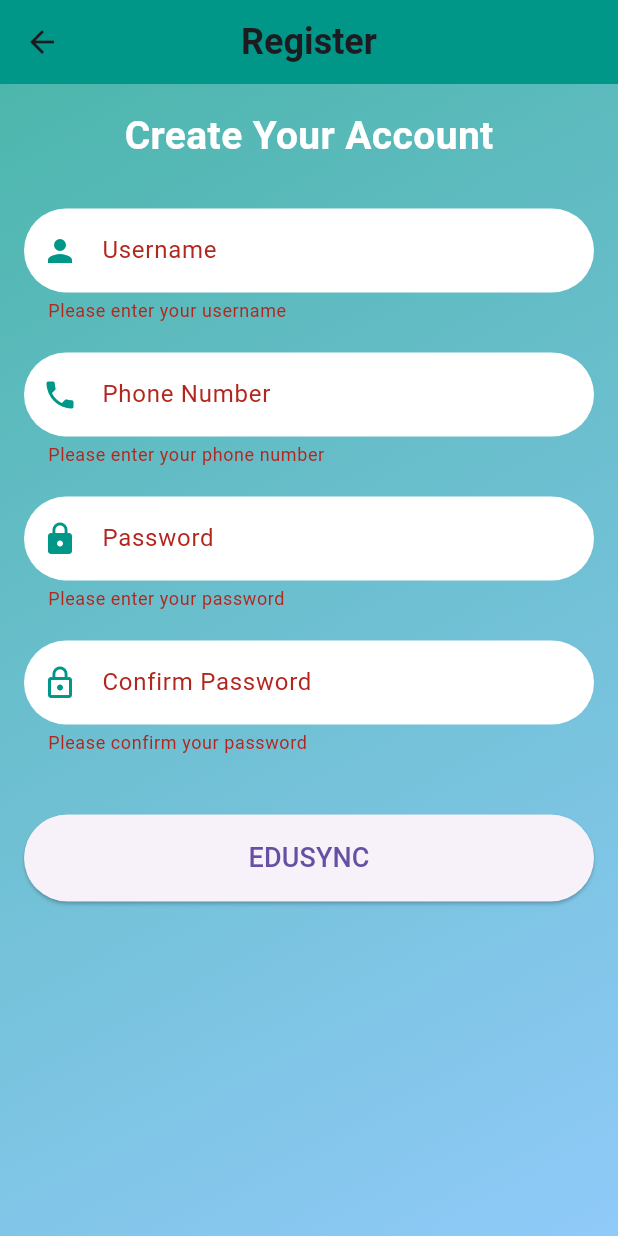
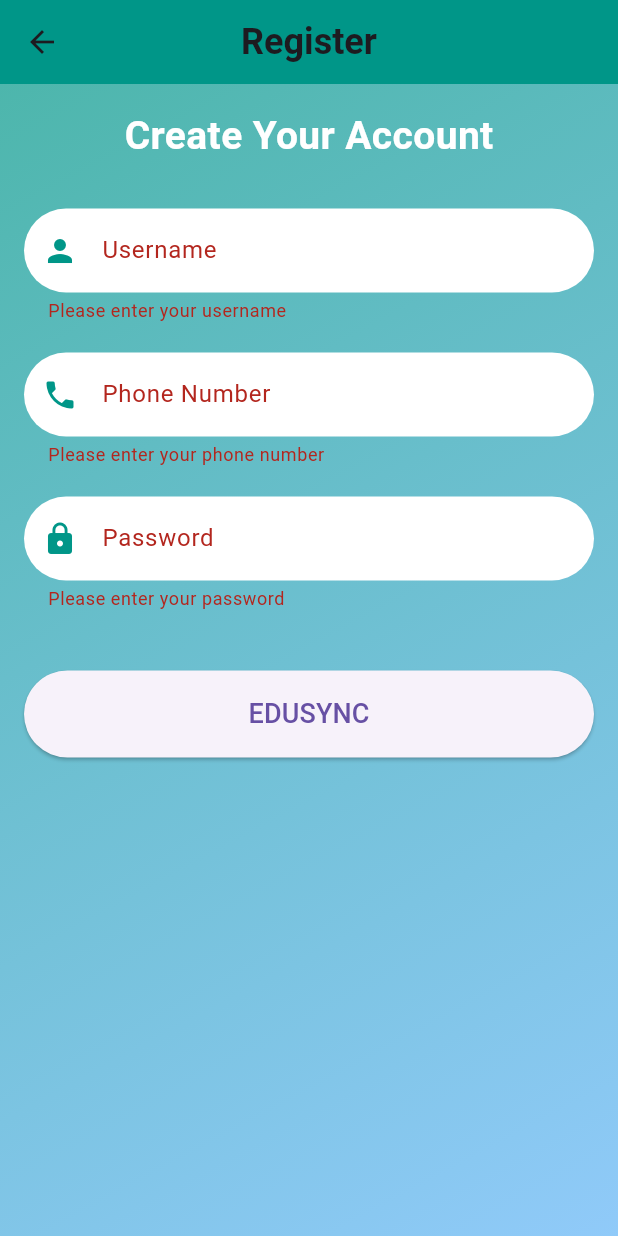
Before and after one commit to Krithin742/sma-frontend, a Flutter app: the RegistrationPage screen opened directly, after a tap on "EDUSYNC", on a phone screen of 412 x 824 dp. Run offline on Flutter 3.47's test engine with Material 3 defaults, Android fonts, the phone set to English and light mode, and no system bars; our stand-ins replace dio; missing offline and left inert: alarm.

Commit message:
second push

```diff
--- a/lib/Alarm.dart
+++ b/lib/Alarm.dart
@@ -3,6 +3,8 @@
 import 'package:intl/intl.dart';
 
 class AlarmSettingScreen extends StatefulWidget {
+  const AlarmSettingScreen({super.key});
+
   @override
   _AlarmSettingScreenState createState() => _AlarmSettingScreenState();
 }
@@ -10,7 +12,7 @@
 class _AlarmSettingScreenState extends State<AlarmSettingScreen> {
   DateTime? _selectedDate;
   TimeOfDay _selectedTime = TimeOfDay.now();
-  TextEditingController _messageController = TextEditingController();
+  final TextEditingController _messageController = TextEditingController();
 
   Future<void> _pickDate(BuildContext context) async {
     final DateTime? pickedDate = await showDatePicker(
--- a/lib/RegistrationPage.dart
+++ b/lib/RegistrationPage.dart
@@ -92,21 +92,21 @@
                   },
                 ),
                 // Confirm Password Field
-                _buildTextField(
-                  label: 'Confirm Password',
-                  controller: confirmPasswordController,
-                  icon: Icons.lock_outline,
-                  obscureText: true,
-                  validator: (value) {
-                    if (value == null || value.isEmpty) {
-                      return 'Please confirm your password';
-                    }
-                    if (value != passwordController.text) {
-                      return 'Passwords do not match';
-                    }
-                    return null;
-                  },
-                ),
+                //_buildTextField(
+                // label: 'Confirm Password',
+                // controller: confirmPasswordController,
+                //icon: Icons.lock_outline,
+                //obscureText: true,
+                //validator: (value) {
+                //if (value == null || value.isEmpty) {
+                //return 'Please confirm your password';
+                //}
+                //if (value != passwordController.text) {
+                //return 'Passwords do not match';
+                //}
+                //return null;
+                //},
+                //),
                 SizedBox(height: 30.0),
                 // Register Button
                 ElevatedButton(
--- a/lib/main.dart
+++ b/lib/main.dart
@@ -1,11 +1,9 @@
 import 'package:alarm/alarm.dart';
 import 'package:flutter/material.dart';
 import 'package:student/Alarm.dart';
+import 'package:student/homepage.dart';
+import 'package:student/RegistrationPage.dart';
 import 'package:student/LoginPage.dart';
-import 'package:student/RegistrationPage.dart';
-import 'package:student/activity.dart';
-import 'package:student/homepage.dart';
-import 'package:student/chatbot.dart';
 
 void main() async {
   WidgetsFlutterBinding.ensureInitialized();
```
